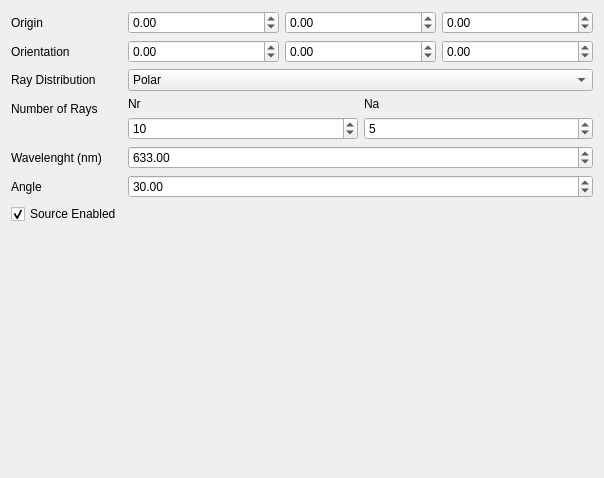
The window that freecad/pyoptools/GUI/RaysPoint.ui (cihologramas/freecad-pyoptools) describes before a commit, drawn with Qt 5.
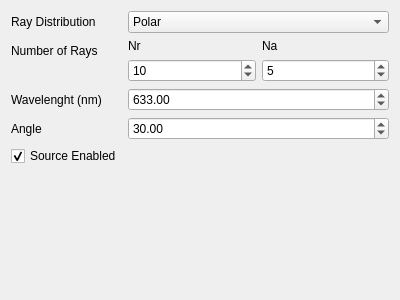
The same window after the commit.

Patch:
```diff
--- a/freecad/pyoptools/GUI/RaysPoint.ui
+++ b/freecad/pyoptools/GUI/RaysPoint.ui
@@ -1,115 +1,27 @@
 <?xml version="1.0" encoding="UTF-8"?>
 <ui version="4.0">
- <class>Dialog</class>
- <widget class="QDialog" name="Dialog">
+ <class>Form</class>
+ <widget class="QWidget" name="Form">
   <property name="geometry">
    <rect>
     <x>0</x>
     <y>0</y>
-    <width>604</width>
-    <height>478</height>
+    <width>400</width>
+    <height>300</height>
    </rect>
   </property>
   <property name="windowTitle">
    <string>Source</string>
   </property>
   <layout class="QFormLayout" name="formLayout">
-   <property name="fieldGrowthPolicy">
-    <enum>QFormLayout::AllNonFixedFieldsGrow</enum>
-   </property>
    <item row="0" column="0">
-    <widget class="QLabel" name="label">
-     <property name="text">
-      <string>Origin</string>
-     </property>
-    </widget>
-   </item>
-   <item row="0" column="1">
-    <layout class="QHBoxLayout" name="horizontalLayout">
-     <item>
-      <widget class="QDoubleSpinBox" name="Ox">
-       <property name="minimum">
-        <double>-100000.000000000000000</double>
-       </property>
-       <property name="maximum">
-        <double>100000.000000000000000</double>
-       </property>
-      </widget>
-     </item>
-     <item>
-      <widget class="QDoubleSpinBox" name="Oy">
-       <property name="minimum">
-        <double>-100000.000000000000000</double>
-       </property>
-       <property name="maximum">
-        <double>100000.000000000000000</double>
-       </property>
-      </widget>
-     </item>
-     <item>
-      <widget class="QDoubleSpinBox" name="Oz">
-       <property name="minimum">
-        <double>-100000.000000000000000</double>
-       </property>
-       <property name="maximum">
-        <double>100000.000000000000000</double>
-       </property>
-      </widget>
-     </item>
-    </layout>
-   </item>
-   <item row="1" column="0">
-    <widget class="QLabel" name="label_2">
-     <property name="text">
-      <string>Orientation</string>
-     </property>
-    </widget>
-   </item>
-   <item row="1" column="1">
-    <layout class="QHBoxLayout" name="horizontalLayout_2">
-     <item>
-      <widget class="QDoubleSpinBox" name="Xrot">
-       <property name="minimum">
-        <double>-100000.000000000000000</double>
-       </property>
-       <property name="maximum">
-        <double>100000.000000000000000</double>
-       </property>
-      </widget>
-     </item>
-     <item>
-      <widget class="QDoubleSpinBox" name="Yrot">
-       <property name="minimum">
-        <double>-100000.000000000000000</double>
-       </property>
-       <property name="maximum">
-        <double>100000.000000000000000</double>
-       </property>
-      </widget>
-     </item>
-     <item>
-      <widget class="QDoubleSpinBox" name="Zrot">
-       <property name="minimum">
-        <double>-100000.000000000000000</double>
-       </property>
-       <property name="maximum">
-        <double>100000.000000000000000</double>
-       </property>
-       <property name="value">
-        <double>0.000000000000000</double>
-       </property>
-      </widget>
-     </item>
-    </layout>
-   </item>
-   <item row="3" column="0">
     <widget class="QLabel" name="label_4">
      <property name="text">
       <string>Ray Distribution</string>
      </property>
     </widget>
    </item>
-   <item row="3" column="1">
+   <item row="0" column="1">
     <widget class="QComboBox" name="RayDistribution">
      <item>
       <property name="text">
@@ -123,14 +35,14 @@
      </item>
     </widget>
    </item>
-   <item row="4" column="0">
+   <item row="1" column="0">
     <widget class="QLabel" name="label_5">
      <property name="text">
       <string>Number of Rays</string>
      </property>
     </widget>
    </item>
-   <item row="4" column="1">
+   <item row="1" column="1">
     <layout class="QHBoxLayout" name="horizontalLayout_5">
      <item>
       <layout class="QVBoxLayout" name="verticalLayout">
@@ -176,14 +88,14 @@
      </item>
     </layout>
    </item>
-   <item row="6" column="0">
+   <item row="2" column="0">
     <widget class="QLabel" name="label_3">
      <property name="text">
       <string>Wavelenght (nm)</string>
      </property>
     </widget>
    </item>
-   <item row="6" column="1">
+   <item row="2" column="1">
     <widget class="QDoubleSpinBox" name="wavelenght">
      <property name="maximum">
       <double>1000000.000000000000000</double>
@@ -193,14 +105,14 @@
      </property>
     </widget>
    </item>
-   <item row="10" column="0">
+   <item row="3" column="0">
     <widget class="QLabel" name="label_6">
      <property name="text">
       <string>Angle</string>
      </property>
     </widget>
    </item>
-   <item row="10" column="1">
+   <item row="3" column="1">
     <widget class="QDoubleSpinBox" name="ang">
      <property name="maximum">
       <double>180.000000000000000</double>
@@ -210,7 +122,7 @@
      </property>
     </widget>
    </item>
-   <item row="11" column="0">
+   <item row="4" column="0">
     <widget class="QCheckBox" name="Enabled">
      <property name="text">
       <string>Source Enabled</string>
```
Left out of the diff: 2 changed lines with no effect on the pictures.
